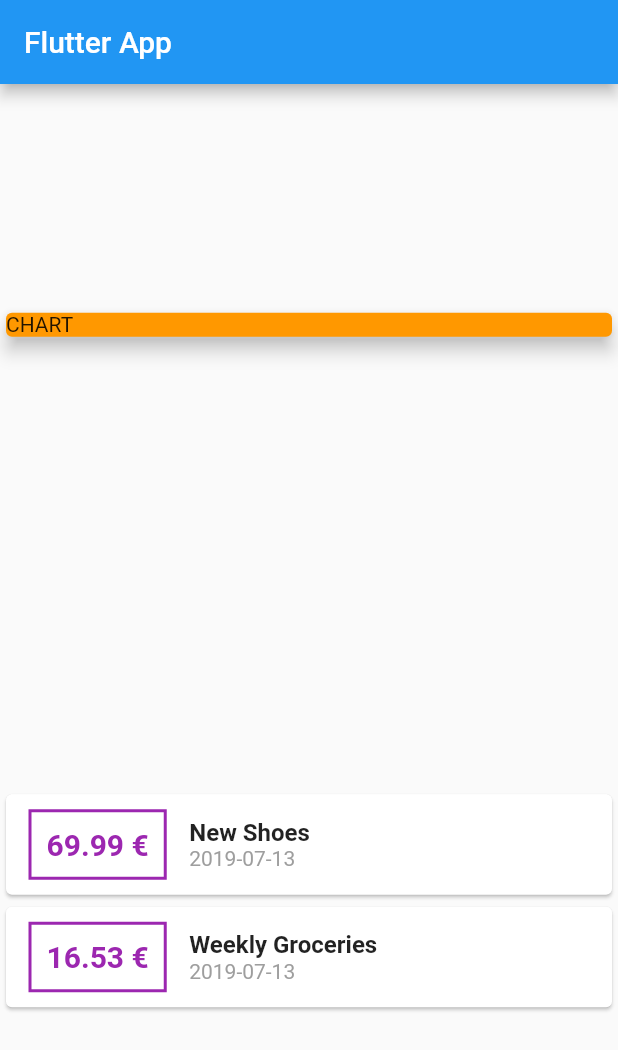
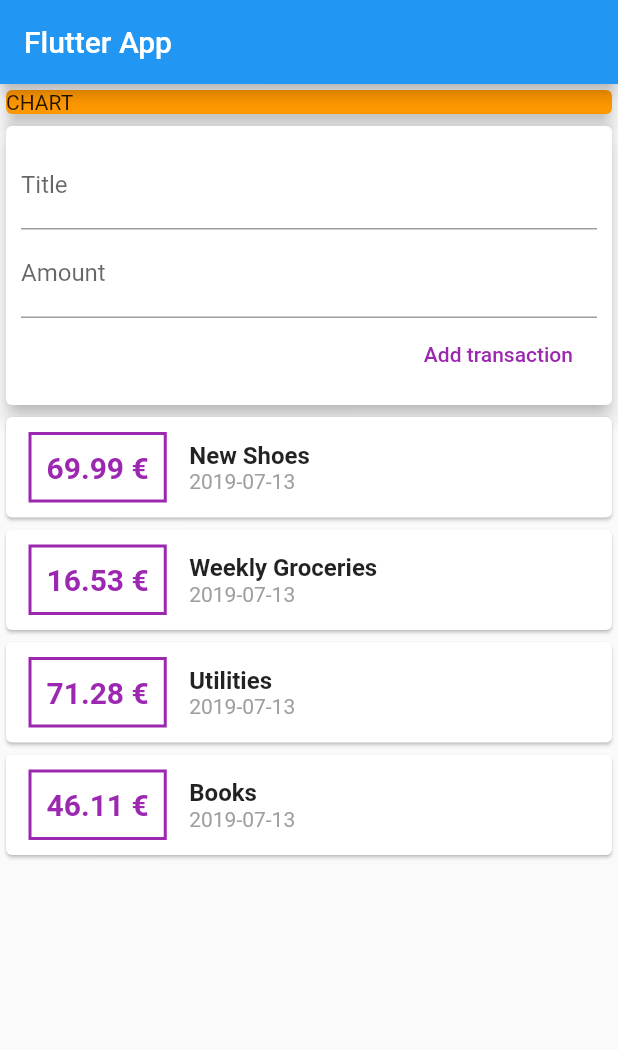
Before and after one commit to david1707/personal_expenses_app, a Flutter app: the screen it shows after launch, on a phone screen of 412 x 824 dp. Shown: the top 1050 px of the screen. Run offline on Flutter 3.47's test engine with Material 2 defaults, Android fonts, the phone set to English and light mode, and no system bars.

Commit message:
Reformating the main app into smaller widgets and classes. Added scrolling to transaction list

```diff
--- a/lib/main.dart
+++ b/lib/main.dart
@@ -1,8 +1,5 @@
 import 'package:flutter/material.dart';
-
-import 'package:intl/intl.dart';
-
-import 'transaction.dart';
+import './widgets/user_transactions.dart';
 
 void main() => runApp(MyApp());
 
@@ -17,29 +14,16 @@ class MyApp extends StatelessWidget {
 }
 
 class MyHomePage extends StatelessWidget {
-  final List<Transaction> transactions = [
-    Transaction(
-      id: 't1',
-      title: 'New Shoes',
-      amount: 69.99,
-      date: DateTime.now(),
-    ),
-    Transaction(
-      id: 't2',
-      title: 'Weekly Groceries',
-      amount: 16.53,
-      date: DateTime.now(),
-    ),
-  ];
-
   @override
   Widget build(BuildContext context) {
     return Scaffold(
       appBar: AppBar(
         title: Text('Flutter App'),
       ),
-      body: Column(
-        mainAxisAlignment: MainAxisAlignment.spaceAround,
+      body: SingleChildScrollView(
+        child: Container(
+          child: Column(
+            // mainAxisAlignment: MainAxisAlignment.start,
             crossAxisAlignment: CrossAxisAlignment.stretch,
             children: <Widget>[
               Container(
@@ -50,48 +34,10 @@ class MyHomePage extends StatelessWidget {
                   elevation: 5,
                 ),
               ),
-          Column(
-            children: transactions.map((tx) {
-              return Card(
-                child: Row(
-                  children: <Widget>[
-                    Container(
-                      margin:
-                          EdgeInsets.symmetric(vertical: 10, horizontal: 15),
-                      decoration: BoxDecoration(
-                        border: Border.all(
-                          color: Colors.purple,
-                          width: 2,
+              UserTransactions(),
+            ],
           ),
         ),
-                      padding: EdgeInsets.all(10),
-                      child: Text(
-                        '${tx.amount} €',
-                        style: TextStyle(
-                          fontWeight: FontWeight.bold,
-                          fontSize: 20,
-                          color: Colors.purple,
-                        ),
-                      ),
-                    ),
-                    Column(
-                      crossAxisAlignment: CrossAxisAlignment.start,
-                      children: <Widget>[
-                        Text(
-                          tx.title,
-                          style: TextStyle(
-                              fontSize: 16, fontWeight: FontWeight.bold),
-                        ),
-                        Text(DateFormat('yyyy-MM-dd').format(tx.date),
-                            style: TextStyle(color: Colors.grey)),
-                      ],
-                    )
-                  ],
-                ),
-              );
-            }).toList(),
-          )
-        ],
       ),
     );
   }
--- /dev/null
+++ b/lib/widgets/new_transaction.dart
@@ -0,0 +1,40 @@
+import 'package:flutter/material.dart';
+import 'package:personal_expenses_app/widgets/user_transactions.dart';
+
+class NewTransaction extends StatelessWidget {
+  final Function addTx;
+  final titleController = TextEditingController();
+  final amountController = TextEditingController();
+
+  NewTransaction(this.addTx);
+
+  @override
+  Widget build(BuildContext context) {
+    return Card(
+      elevation: 5,
+      child: Container(
+        padding: EdgeInsets.all(10),
+        child: Column(
+          crossAxisAlignment: CrossAxisAlignment.end,
+          children: <Widget>[
+            TextField(
+              decoration: InputDecoration(labelText: 'Title'),
+              controller: titleController,
+            ),
+            TextField(
+              decoration: InputDecoration(labelText: 'Amount'),
+              controller: amountController,
+            ),
+            FlatButton(
+              child: Text('Add transaction'),
+              textColor: Colors.purple,
+              onPressed: () {
+                addTx(titleController.text, double.parse(amountController.text));
+              },
+            )
+          ],
+        ),
+      ),
+    );
+  }
+}
--- /dev/null
+++ b/lib/widgets/transaction_list.dart
@@ -0,0 +1,60 @@
+import 'package:flutter/material.dart';
+
+import 'package:intl/intl.dart';
+
+import '../models/transaction.dart';
+
+class TransactionList extends StatelessWidget {
+  final List<Transaction> transactions;
+
+  TransactionList(this.transactions);
+
+  @override
+  Widget build(BuildContext context) {
+    return Container(
+      height: 300,
+      child: SingleChildScrollView(
+        child: Column(
+          children: transactions.map((tx) {
+            return Card(
+              child: Row(
+                children: <Widget>[
+                  Container(
+                    margin: EdgeInsets.symmetric(vertical: 10, horizontal: 15),
+                    decoration: BoxDecoration(
+                      border: Border.all(
+                        color: Colors.purple,
+                        width: 2,
+                      ),
+                    ),
+                    padding: EdgeInsets.all(10),
+                    child: Text(
+                      '${tx.amount} €',
+                      style: TextStyle(
+                        fontWeight: FontWeight.bold,
+                        fontSize: 20,
+                        color: Colors.purple,
+                      ),
+                    ),
+                  ),
+                  Column(
+                    crossAxisAlignment: CrossAxisAlignment.start,
+                    children: <Widget>[
+                      Text(
+                        tx.title,
+                        style: TextStyle(
+                            fontSize: 16, fontWeight: FontWeight.bold),
+                      ),
+                      Text(DateFormat('yyyy-MM-dd').format(tx.date),
+                          style: TextStyle(color: Colors.grey)),
+                    ],
+                  )
+                ],
+              ),
+            );
+          }).toList(),
+        ),
+      ),
+    );
+  }
+}
--- /dev/null
+++ b/lib/widgets/user_transactions.dart
@@ -0,0 +1,68 @@
+import 'package:flutter/material.dart';
+
+import './new_transaction.dart';
+import './transaction_list.dart';
+import '../models/transaction.dart';
+
+class UserTransactions extends StatefulWidget {
+  @override
+  _UserTransactionsState createState() => _UserTransactionsState();
+}
+
+class _UserTransactionsState extends State<UserTransactions> {
+  final List<Transaction> _userTransactions = [
+    Transaction(
+      id: 't1',
+      title: 'New Shoes',
+      amount: 69.99,
+      date: DateTime.now(),
+    ),
+    Transaction(
+      id: 't2',
+      title: 'Weekly Groceries',
+      amount: 16.53,
+      date: DateTime.now(),
+    ),
+    Transaction(
+      id: 't3',
+      title: 'Utilities',
+      amount: 71.28,
+      date: DateTime.now(),
+    ),
+    Transaction(
+      id: 't4',
+      title: 'Books',
+      amount: 46.11,
+      date: DateTime.now(),
+    ),
+    Transaction(
+      id: 't5',
+      title: 'Ice cream (don\'t judge me)',
+      amount: 121.92,
+      date: DateTime.now(),
+    ),
+  ];
+
+  void _addNewTransaction(String txTitle, double txAmount) {
+    final newTx = Transaction(
+      title: txTitle,
+      amount: txAmount,
+      date: DateTime.now(),
+      id: DateTime.now().toString(),
+    );
+
+    setState(() {
+      _userTransactions.add(newTx);
+    });
+  }
+
+  @override
+  Widget build(BuildContext context) {
+    return Column(
+      children: <Widget>[
+        NewTransaction(_addNewTransaction),
+        TransactionList(_userTransactions),
+      ],
+    );
+  }
+}
```
Also changed, not shown: lib/models/transaction.dart (renamed from lib/transaction.dart). Lines whose indentation alone changed are shown as unchanged.
